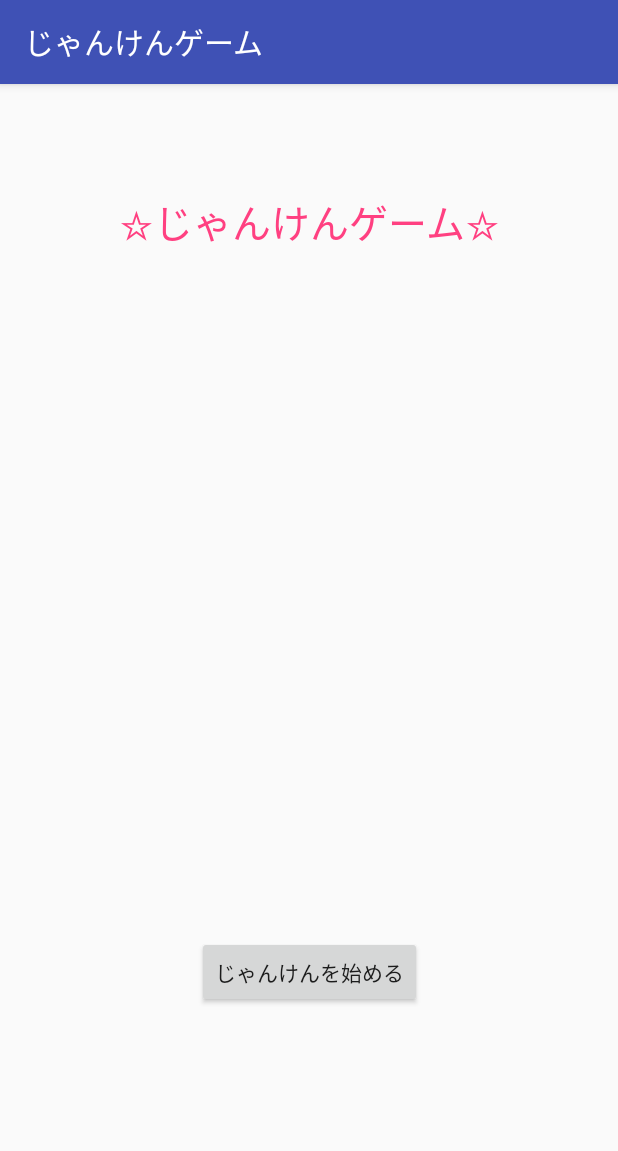
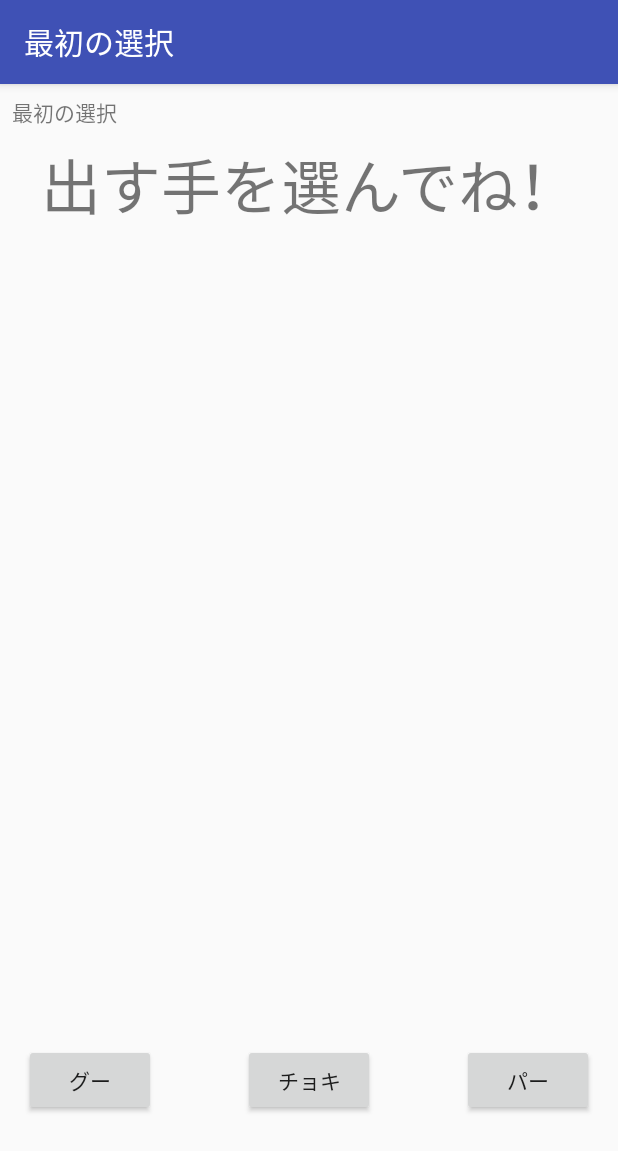
Before and after one commit to Bluewind12/App_zyanken_joke, an Android app: the screen it shows after launch (MainActivity before the commit, firstChoiceScreen after it), after a tap on "じゃんけんを始める", on a phone screen of 412 x 824 dp. Shown: the top 1151 px of the screen. Run offline under Robolectric (Android 15) with nearby library versions, the phone set to English and light mode, and no system bars.

Commit message:
firstChoiceScreen_Create

```diff
--- a/app/src/main/AndroidManifest.xml
+++ b/app/src/main/AndroidManifest.xml
@@ -16,6 +16,10 @@
                 <category android:name="android.intent.category.LAUNCHER" />
             </intent-filter>
         </activity>
+
+        <activity
+            android:name=".firstChoiceScreen"
+            android:label="@string/first_choice"></activity>
     </application>
 
 </manifest>
--- a/app/src/main/java/com/example/momonyan/app_zyanken_joke/MainActivity.kt
+++ b/app/src/main/java/com/example/momonyan/app_zyanken_joke/MainActivity.kt
@@ -1,17 +1,22 @@
 package com.example.momonyan.app_zyanken_joke
 
+import android.content.Intent
 import android.support.v7.app.AppCompatActivity
 import android.os.Bundle
 import android.widget.Button
 import android.widget.Toast
 
 class MainActivity : AppCompatActivity() {
+  private lateinit var startButton:Button
+
     override fun onCreate(savedInstanceState: Bundle?) {
         super.onCreate(savedInstanceState)
         setContentView(R.layout.activity_main)
-        val start = findViewById(R.id.startB) as Button
-        start.setOnClickListener {
+        startButton = findViewById(R.id.startB) as Button
+        startButton.setOnClickListener {
             Toast.makeText(this, "Test", Toast.LENGTH_LONG).show()
+            val intant = Intent(this,firstChoiceScreen::class.java)
+            startActivity(intant)
         }
     }
 }
--- /dev/null
+++ b/app/src/main/java/com/example/momonyan/app_zyanken_joke/firstChoiceScreen.kt
@@ -0,0 +1,11 @@
+package com.example.momonyan.app_zyanken_joke
+
+import android.os.Bundle
+import android.support.v7.app.AppCompatActivity
+
+class firstChoiceScreen :AppCompatActivity(){
+    override fun onCreate(savedInstanceState: Bundle?) {
+        super.onCreate(savedInstanceState)
+        setContentView(R.layout.janken_first)
+    }
+}
--- /dev/null
+++ b/app/src/main/res/layout/janken_first.xml
@@ -0,0 +1,64 @@
+<?xml version="1.0" encoding="utf-8"?>
+<android.support.constraint.ConstraintLayout
+    xmlns:android="http://schemas.android.com/apk/res/android"
+    xmlns:app="http://schemas.android.com/apk/res-auto"
+    xmlns:tools="http://schemas.android.com/tools"
+    android:layout_width="match_parent"
+    android:layout_height="match_parent">
+
+
+    <TextView
+        android:id="@+id/textView2"
+        android:layout_width="wrap_content"
+        android:layout_height="wrap_content"
+        android:layout_marginStart="8dp"
+        android:layout_marginTop="8dp"
+        android:text="@string/first_choice"
+        app:layout_constraintStart_toStartOf="parent"
+        app:layout_constraintTop_toTopOf="parent" />
+
+    <TextView
+        android:id="@+id/textView"
+        android:layout_width="wrap_content"
+        android:layout_height="wrap_content"
+        android:layout_marginEnd="8dp"
+        android:layout_marginStart="8dp"
+        android:layout_marginTop="8dp"
+        android:text="出す手を選んでね！"
+        android:textSize="40sp"
+        app:layout_constraintEnd_toEndOf="parent"
+        app:layout_constraintStart_toStartOf="parent"
+        app:layout_constraintTop_toBottomOf="@+id/textView2" />
+
+    <Button
+        android:id="@+id/button"
+        android:layout_width="wrap_content"
+        android:layout_height="wrap_content"
+        android:layout_marginBottom="80dp"
+        android:layout_marginStart="16dp"
+        android:text="@string/gu"
+        app:layout_constraintBottom_toBottomOf="parent"
+        app:layout_constraintStart_toStartOf="parent" />
+
+    <Button
+        android:id="@+id/button2"
+        android:layout_width="wrap_content"
+        android:layout_height="wrap_content"
+        android:layout_marginBottom="80dp"
+        android:layout_marginEnd="8dp"
+        android:layout_marginStart="8dp"
+        android:text="@string/choki"
+        app:layout_constraintBottom_toBottomOf="parent"
+        app:layout_constraintEnd_toStartOf="@+id/button3"
+        app:layout_constraintStart_toEndOf="@+id/button" />
+
+    <Button
+        android:id="@+id/button3"
+        android:layout_width="wrap_content"
+        android:layout_height="wrap_content"
+        android:layout_marginBottom="80dp"
+        android:layout_marginEnd="16dp"
+        android:text="@string/pa"
+        app:layout_constraintBottom_toBottomOf="parent"
+        app:layout_constraintEnd_toEndOf="parent" />
+</android.support.constraint.ConstraintLayout>
--- a/app/src/main/res/values/strings.xml
+++ b/app/src/main/res/values/strings.xml
@@ -2,4 +2,8 @@
     <string name="app_name">じゃんけんゲーム</string>
     <string name="title">☆じゃんけんゲーム☆</string>
     <string name="start_button">じゃんけんを始める</string>
+    <string name="first_choice">最初の選択</string>
+    <string name="gu">グー</string>
+    <string name="choki">チョキ</string>
+    <string name="pa">パー</string>
 </resources>
```
Also changed, not shown: app/src/main/res/layout/activity_main.xml (+39 -1 lines).
